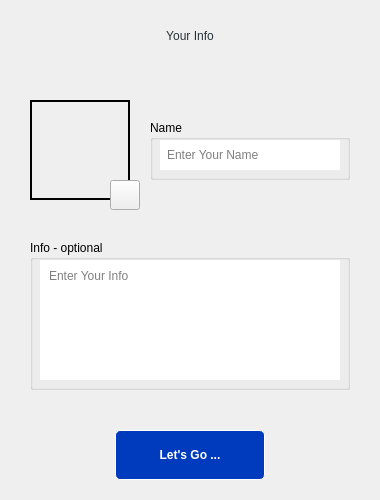
Old version of the form src/userinfowindow.ui in the repository aligrand/Zapchat.
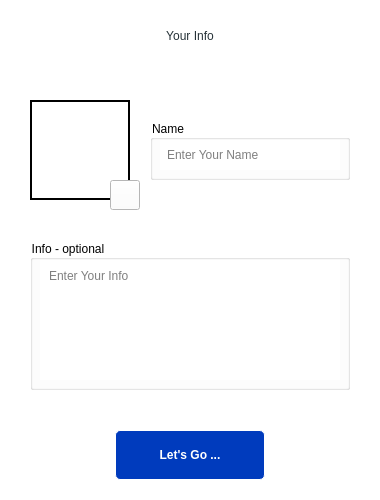
New version of the form. Icons and pictures are not drawn.

Diff of the .ui file:
```diff
--- a/src/userinfowindow.ui
+++ b/src/userinfowindow.ui
@@ -35,6 +35,9 @@
    <iconset>
     <normaloff>../res/icon/Zapchat-icon.png</normaloff>../res/icon/Zapchat-icon.png</iconset>
   </property>
+  <property name="styleSheet">
+   <string notr="true">background-color: rgb(255, 255, 255);</string>
+  </property>
   <widget class="QWidget" name="centralwidget">
    <widget class="QLabel" name="profile_pic">
     <property name="geometry">
```
